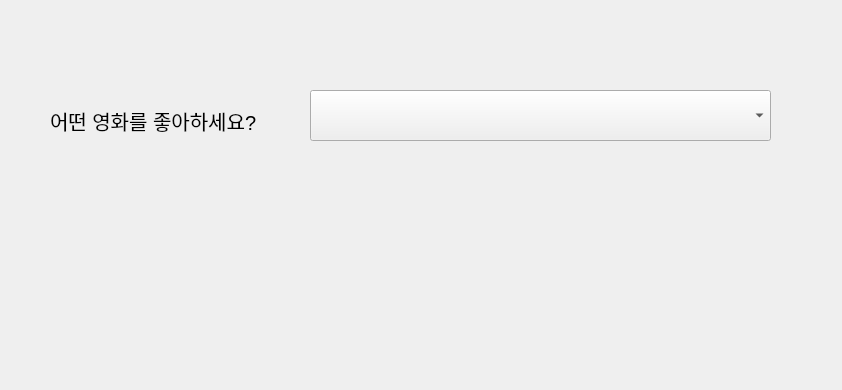
Above: movie_recommendation.ui from hansl273/prj_Movie_for_you_asia_2022 before the change; both pictures show x 0 to 842 and y 0 to 390 of the 842 by 864 pixel window. Below: the same form after it.
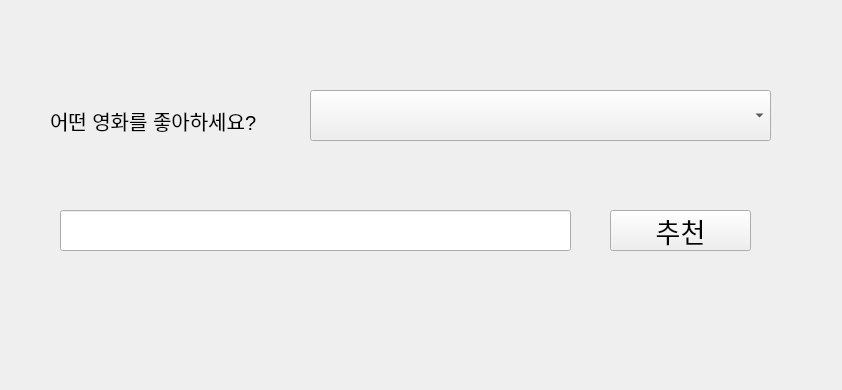
That is the form after the change.

The edit to the form file:
```diff
--- a/movie_recommendation.ui
+++ b/movie_recommendation.ui
@@ -67,6 +67,39 @@
     <set>Qt::AlignCenter</set>
    </property>
   </widget>
+  <widget class="QLineEdit" name="le_keyword">
+   <property name="geometry">
+    <rect>
+     <x>60</x>
+     <y>210</y>
+     <width>511</width>
+     <height>41</height>
+    </rect>
+   </property>
+   <property name="font">
+    <font>
+     <pointsize>15</pointsize>
+    </font>
+   </property>
+  </widget>
+  <widget class="QPushButton" name="btn_recommendation">
+   <property name="geometry">
+    <rect>
+     <x>610</x>
+     <y>210</y>
+     <width>141</width>
+     <height>41</height>
+    </rect>
+   </property>
+   <property name="font">
+    <font>
+     <pointsize>20</pointsize>
+    </font>
+   </property>
+   <property name="text">
+    <string>추천</string>
+   </property>
+  </widget>
  </widget>
  <resources/>
  <connections/>
```
